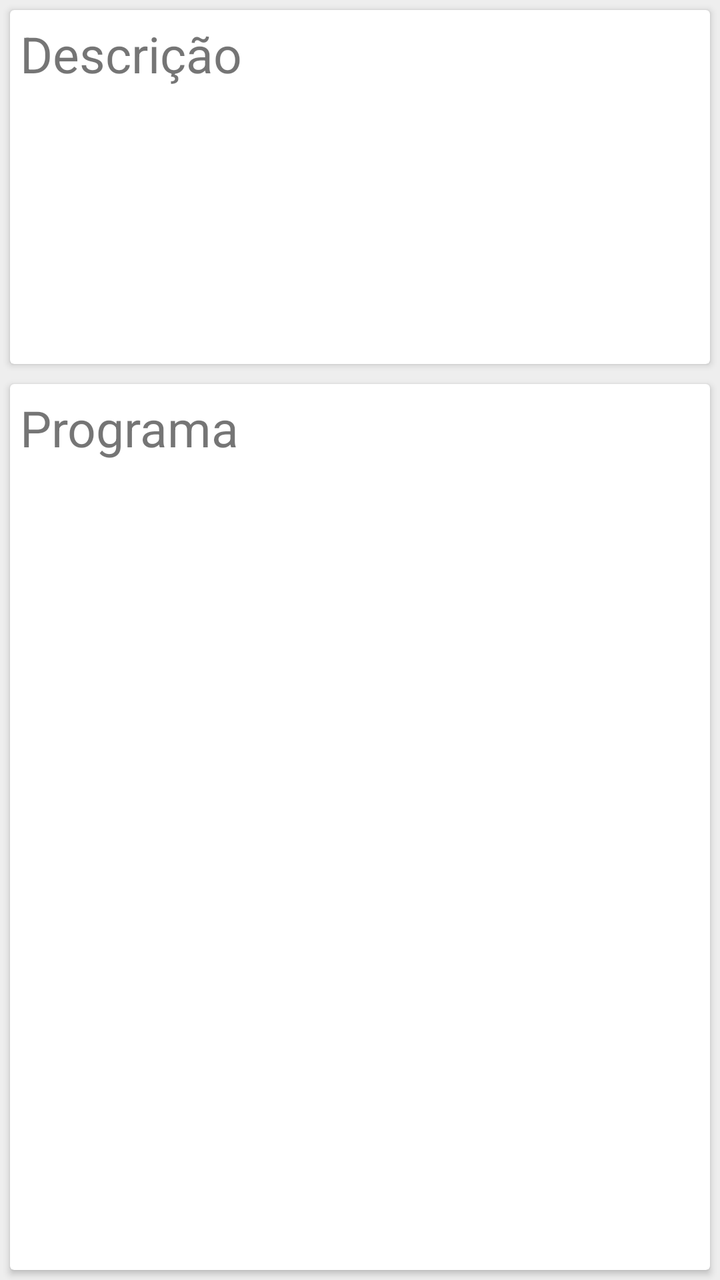
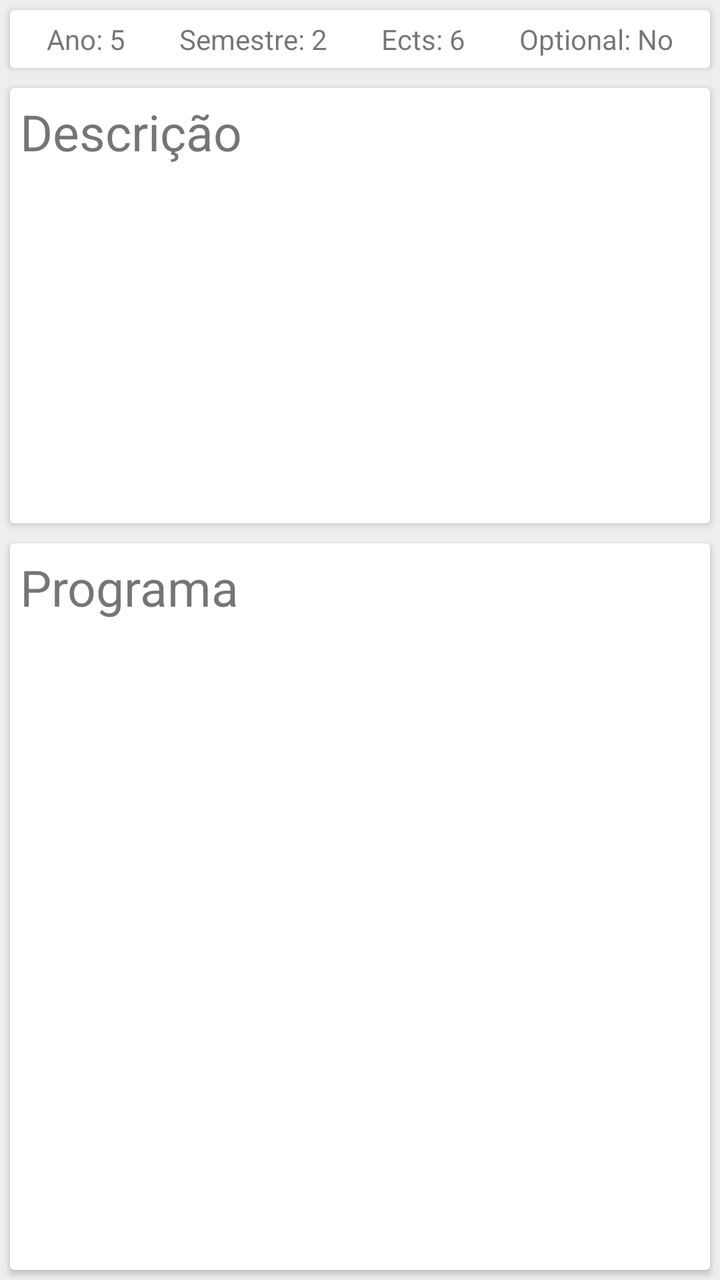

Two renders of the same Android screen: before a commit and after it. Below are the layout's source before the change and the commit's diff.
<!-- AndroidManifest.xml: application theme AppTheme -->
<!-- res/layout/degree_class_fragment.xml -->
<LinearLayout xmlns:android="http://schemas.android.com/apk/res/android"
    xmlns:app="http://schemas.android.com/apk/res-auto"
    xmlns:tools="http://schemas.android.com/tools"
    android:layout_width="match_parent"
    android:layout_height="match_parent"
    android:orientation="vertical"
    tools:context="pt.cmg.sweranker.fragments.DegreeClassFragment"
    android:background="@color/darkerBackground">

    <android.support.v7.widget.CardView
        android:layout_width="match_parent"
        android:layout_height="0px"
        android:layout_weight="2"
        android:layout_margin="@dimen/card_margin"
        app:contentPadding="@dimen/card_inner_padding">

        <LinearLayout
            android:layout_width="match_parent"
            android:layout_height="wrap_content"
            android:orientation="vertical">

            <TextView
                android:id="@+id/class_description_label"
                android:layout_width="match_parent"
                android:layout_height="wrap_content"
                android:text="@string/description"
                android:textSize="@dimen/degree_class_title_size" />

            <android.support.v4.widget.NestedScrollView
                android:layout_width="match_parent"
                android:layout_height="match_parent">

                <TextView
                    android:id="@+id/class_description_text"
                    android:layout_width="match_parent"
                    android:layout_height="wrap_content"
                    android:textSize="@dimen/degree_class_list_item_size" />


            </android.support.v4.widget.NestedScrollView>

        </LinearLayout>

    </android.support.v7.widget.CardView>

    <android.support.v7.widget.CardView
        android:layout_width="match_parent"
        android:layout_height="0px"
        android:layout_margin="@dimen/card_margin"
        android:layout_weight="5"
        app:contentPadding="@dimen/card_inner_padding">

        <LinearLayout
            android:layout_width="match_parent"
            android:layout_height="match_parent"
            android:orientation="vertical">

            <TextView
                android:id="@+id/class_curriculum"
                android:layout_width="match_parent"
                android:layout_height="wrap_content"
                android:text="@string/program"
                android:textSize="@dimen/degree_class_title_size" />

            <android.support.v7.widget.RecyclerView
                android:id="@+id/degree_program_list"
                android:layout_width="match_parent"
                android:layout_height="match_parent" />

        </LinearLayout>
    </android.support.v7.widget.CardView>

</LinearLayout>
<!-- resources referenced by this layout -->
<resources>
  <color name="darkerBackground">#eeeeee</color>
  <dimen name="card_inner_padding">5dp</dimen>
  <dimen name="card_margin">5dp</dimen>
  <dimen name="degree_class_list_item_size">15dp</dimen>
  <dimen name="degree_class_title_size">25dp</dimen>
  <string name="description">Descrição</string>
  <string name="program">Programa</string>
  <style name="AppTheme" parent="Theme.AppCompat.Light.NoActionBar">
          <item name="colorPrimary">@color/colorPrimary</item>
          <item name="colorPrimaryDark">@color/colorPrimaryDark</item>
          <item name="colorAccent">@color/colorAccent</item>
      </style>
  <color name="colorPrimary">#4caf50</color>
  <color name="colorPrimaryDark">#388e3c</color>
  <color name="colorAccent">#ffffff</color>
</resources>

<!-- the commit's change to res/layout/degree_class_fragment.xml (unified diff, before → after) -->
@@ -9,8 +9,54 @@
 
     <android.support.v7.widget.CardView
         android:layout_width="match_parent"
+        android:layout_height="wrap_content"
+        android:layout_margin="@dimen/card_margin"
+        app:contentPadding="@dimen/card_inner_padding">
+
+        <LinearLayout
+            android:layout_width="match_parent"
+            android:layout_height="match_parent"
+            android:orientation="horizontal">
+
+            <TextView
+                android:id="@+id/year"
+                android:layout_width="wrap_content"
+                android:layout_height="wrap_content"
+                android:layout_weight="1"
+                android:gravity="center_horizontal"
+                android:text="Ano: 5" />
+
+            <TextView
+                android:id="@+id/semester"
+                android:layout_width="wrap_content"
+                android:layout_height="wrap_content"
+                android:layout_weight="1"
+                android:gravity="center_horizontal"
+                android:text="Semestre: 2" />
+
+            <TextView
+                android:id="@+id/ects"
+                android:layout_width="wrap_content"
+                android:layout_height="wrap_content"
+                android:layout_weight="1"
+                android:gravity="center_horizontal"
+                android:text="Ects: 6" />
+
+            <TextView
+                android:id="@+id/optional"
+                android:layout_width="wrap_content"
+                android:layout_height="wrap_content"
+                android:layout_weight="1"
+                android:gravity="center_horizontal"
+                android:text="Optional: No" />
+
+        </LinearLayout>
+    </android.support.v7.widget.CardView>
+
+    <android.support.v7.widget.CardView
+        android:layout_width="match_parent"
         android:layout_height="0px"
-        android:layout_weight="2"
+        android:layout_weight="3"
         android:layout_margin="@dimen/card_margin"
         app:contentPadding="@dimen/card_inner_padding">
 
